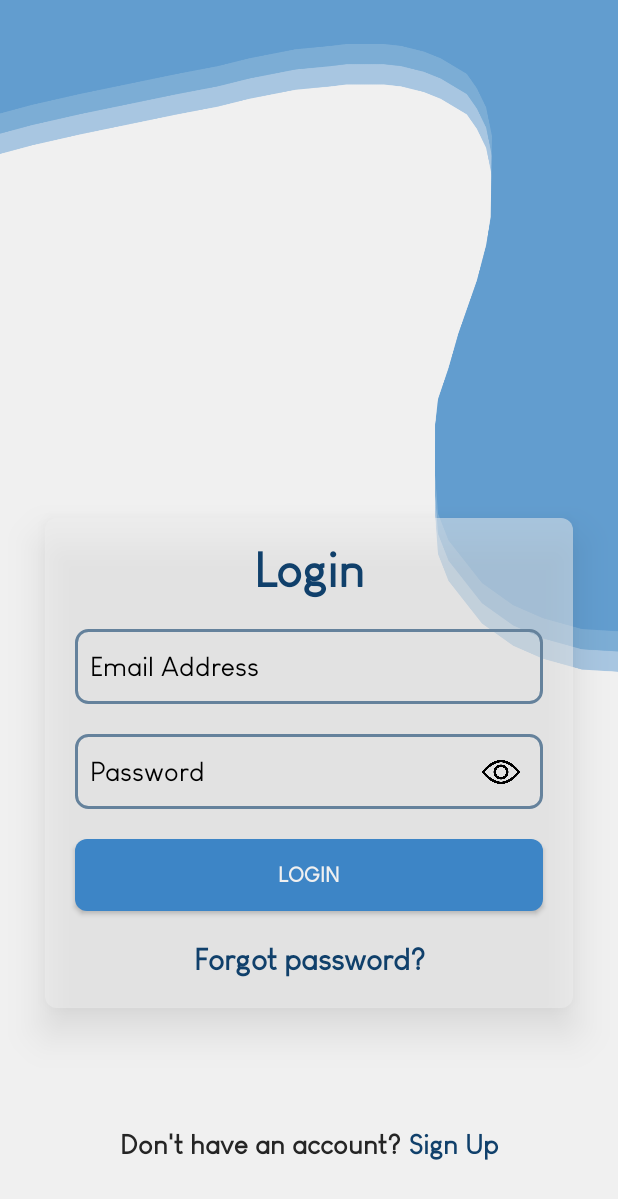
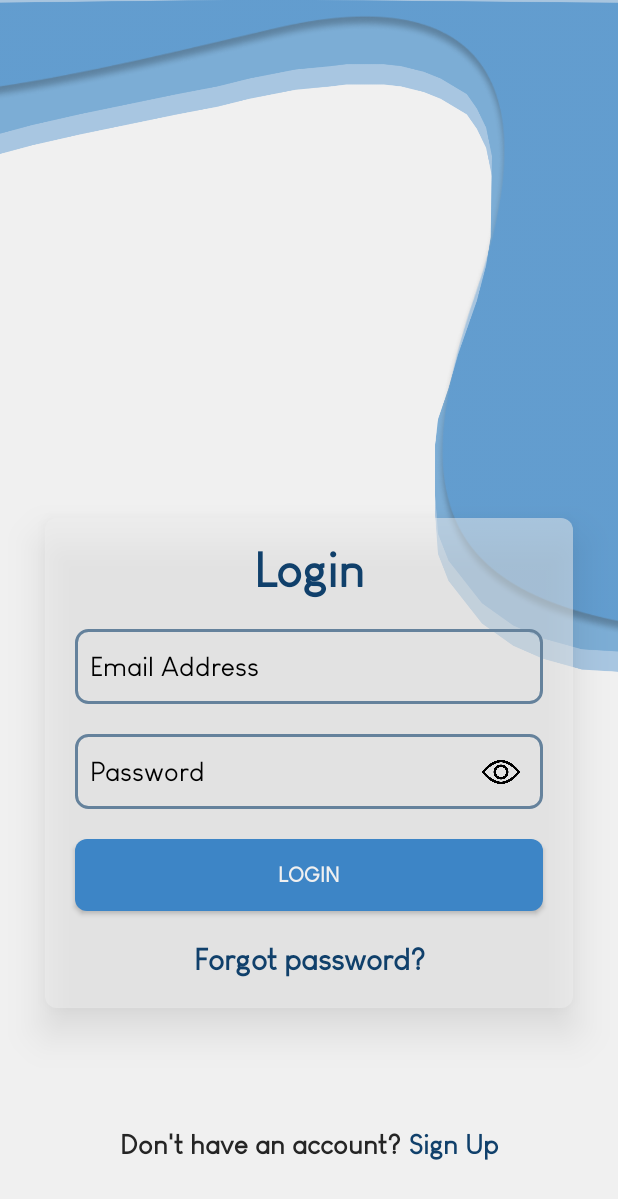
Before and after one commit to DzKriMo/Nafes, an Android app: the Login screen opened directly, with no data from a screen before it, on a phone screen of 412 x 824 dp. Shown: the top 1199 px of the screen. Run offline under Robolectric (Android 15) with nearby library versions, the phone set to English and light mode, and no system bars; our stand-ins replace Firebase (no records; nobody signed in at launch, a user with empty details on screens opened directly).

Commit message:
first commit

```diff
--- a/app/src/main/res/layout/activity_login.xml
+++ b/app/src/main/res/layout/activity_login.xml
@@ -149,7 +149,7 @@
     <ImageView
         android:layout_width="450dp"
         android:layout_height="466dp"
-        android:src="@drawable/first"
+        android:src="@drawable/img"
         app:layout_constraintTop_toTopOf="parent"
         android:layout_marginEnd="-10dp"
         app:layout_constraintEnd_toEndOf="parent"
```
